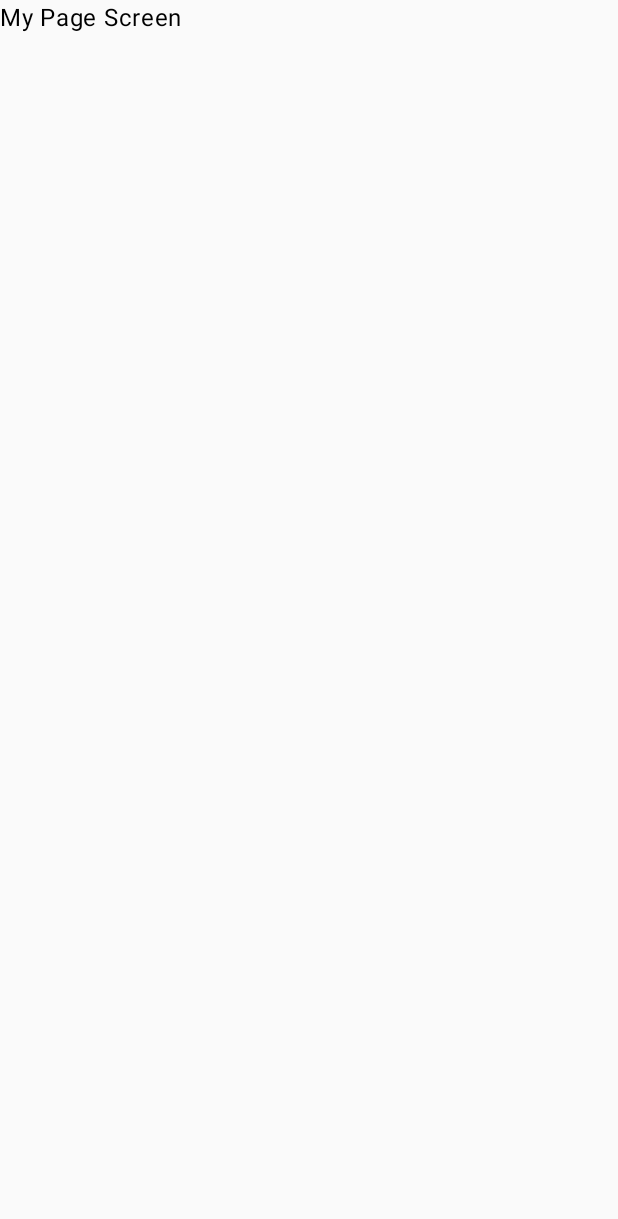
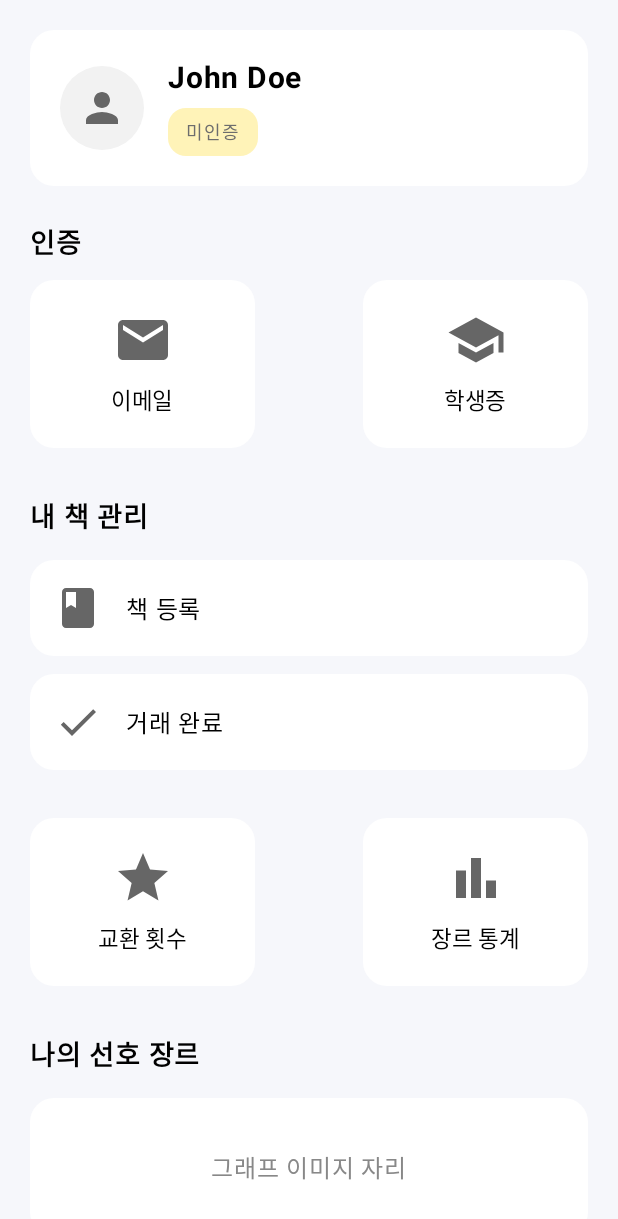
Before and after one commit to boyoung05/object-project, an Android app built with Jetpack Compose: the MyPageScreen screen opened through its navigation route, on a phone screen of 412 x 824 dp. Before the commit the part shown is almost empty. Shown: the top 1219 px of the screen. Run offline under Robolectric (Android 15) with nearby library versions, the phone set to English and light mode, and no system bars.

Commit message:
Update: MyPageScreen 오류 해결 및 search 화면 수정

```diff
--- a/app/src/main/java/com/example/project/ui/screen/mypage.kt
+++ /dev/null
@@ -1,9 +0,0 @@
-package com.example.project.ui.screen.search
-
-import androidx.compose.material3.Text
-import androidx.compose.runtime.Composable
-
-@Composable
-fun SearchScreen() {
-    Text(text = "Search Screen")
-}
--- /dev/null
+++ b/app/src/main/java/com/example/project/ui/screen/mypage/mypage.kt
@@ -0,0 +1,227 @@
+package com.example.project.ui.screen.mypage
+
+import androidx.compose.foundation.background
+import androidx.compose.foundation.layout.*
+import androidx.compose.foundation.shape.CircleShape
+import androidx.compose.foundation.shape.RoundedCornerShape
+import androidx.compose.material.icons.Icons
+import androidx.compose.material.icons.filled.*
+import androidx.compose.material3.*
+import androidx.compose.runtime.Composable
+import androidx.compose.ui.Alignment
+import androidx.compose.ui.Modifier
+import androidx.compose.ui.graphics.Color
+import androidx.compose.ui.graphics.vector.ImageVector
+import androidx.compose.ui.text.font.FontWeight
+import androidx.compose.ui.unit.dp
+import androidx.compose.ui.unit.sp
+
+// -------------------------------------------------------------
+//  🔥 마이페이지 메인 화면
+// -------------------------------------------------------------
+@Composable
+fun MyPageScreen() {
+
+    Column(
+        modifier = Modifier
+            .fillMaxSize()
+            .background(Color(0xFFF6F7FB))
+            .padding(horizontal = 20.dp)
+    ) {
+
+        Spacer(modifier = Modifier.height(20.dp))
+
+        // --------------------------- 프로필 카드 ---------------------------
+        Box(
+            modifier = Modifier
+                .fillMaxWidth()
+                .background(Color.White, RoundedCornerShape(16.dp))
+                .padding(20.dp)
+        ) {
+
+            Row(verticalAlignment = Alignment.CenterVertically) {
+
+                // 프로필 아이콘
+                Icon(
+                    imageVector = Icons.Default.Person,
+                    contentDescription = "profile",
+                    tint = Color(0xFF666666),
+                    modifier = Modifier
+                        .size(56.dp)
+                        .background(Color(0xFFF2F2F2), CircleShape)
+                        .padding(12.dp)
+                )
+
+                Spacer(modifier = Modifier.width(16.dp))
+
+                Column {
+                    Text(
+                        text = "John Doe",
+                        fontSize = 20.sp,
+                        fontWeight = FontWeight.Bold
+                    )
+
+                    Spacer(modifier = Modifier.height(8.dp))
+
+                    Box(
+                        modifier = Modifier
+                            .background(
+                                Color(0xFFFFF3B8),
+                                RoundedCornerShape(12.dp)
+                            )
+                            .padding(horizontal = 12.dp, vertical = 4.dp)
+                    ) {
+                        Text(
+                            text = "미인증",
+                            fontSize = 12.sp,
+                            color = Color(0xFF6D6D6D)
+                        )
+                    }
+                }
+            }
+        }
+
+        Spacer(modifier = Modifier.height(24.dp))
+
+        // --------------------------- 인증 ---------------------------
+        Text(text = "인증", fontWeight = FontWeight.Bold, fontSize = 18.sp)
+
+        Spacer(modifier = Modifier.height(12.dp))
+
+        Row(
+            modifier = Modifier.fillMaxWidth(),
+            horizontalArrangement = Arrangement.SpaceBetween
+        ) {
+            IconCard("이메일", Icons.Default.Email)
+            IconCard("학생증", Icons.Default.School)
+        }
+
+        Spacer(modifier = Modifier.height(32.dp))
+
+        // --------------------------- 내 책 관리 ---------------------------
+        Text(text = "내 책 관리", fontWeight = FontWeight.Bold, fontSize = 18.sp)
+
+        Spacer(modifier = Modifier.height(16.dp))
+
+        ManageItem("책 등록", Icons.Default.Book)
+        Spacer(modifier = Modifier.height(12.dp))
+        ManageItem("거래 완료", Icons.Default.Check)
+
+        Spacer(modifier = Modifier.height(32.dp))
+
+        // --------------------------- 교환 + 통계 ---------------------------
+        Row(
+            modifier = Modifier.fillMaxWidth(),
+            horizontalArrangement = Arrangement.SpaceBetween
+        ) {
+            IconCard("교환 횟수", Icons.Default.Star)
+            IconCard("장르 통계", Icons.Default.BarChart)
+        }
+
+        Spacer(modifier = Modifier.height(32.dp))
+
+        // --------------------------- 나의 선호 장르 ---------------------------
+        Text(text = "나의 선호 장르", fontWeight = FontWeight.Bold, fontSize = 18.sp)
+
+        Spacer(modifier = Modifier.height(16.dp))
+
+        Box(
+            modifier = Modifier
+                .fillMaxWidth()
+                .height(180.dp)
+                .background(Color.White, RoundedCornerShape(16.dp)),
+            contentAlignment = Alignment.Center
+        ) {
+            Text(text = "그래프 이미지 자리", color = Color.Gray)
+        }
+
+        Spacer(modifier = Modifier.height(32.dp))
+
+        // --------------------------- 알림 설정 + 로그아웃 ---------------------------
+        Row(
+            modifier = Modifier.fillMaxWidth(),
+            horizontalArrangement = Arrangement.SpaceBetween
+        ) {
+
+            OutlinedButton(
+                modifier = Modifier
+                    .weight(1f)
+                    .height(48.dp),
+                onClick = {},
+                shape = RoundedCornerShape(12.dp)
+            ) {
+                Text("알림 설정")
+            }
+
+            Spacer(modifier = Modifier.width(12.dp))
+
+            Button(
+                modifier = Modifier
+                    .weight(1f)
+                    .height(48.dp),
+                onClick = {},
+                shape = RoundedCornerShape(12.dp),
+                colors = ButtonDefaults.buttonColors(
+                    containerColor = Color(0xFFFFF7D8)
+                )
+            ) {
+                Text("로그아웃", color = Color.Black)
+            }
+        }
+
+        Spacer(modifier = Modifier.height(20.dp))
+    }
+}
+
+// -------------------------------------------------------------
+//  🔥 인증 카드 / 통계 카드 공용 UI
+// -------------------------------------------------------------
+@Composable
+fun IconCard(label: String, icon: ImageVector) {
+
+    Column(
+        modifier = Modifier
+            .width(150.dp)
+            .background(Color.White, RoundedCornerShape(16.dp))
+            .padding(vertical = 20.dp),
+        horizontalAlignment = Alignment.CenterHorizontally
+    ) {
+        Icon(
+            imageVector = icon,
+            contentDescription = label,
+            modifier = Modifier.size(40.dp),
+            tint = Color(0xFF666666)
+        )
+
+        Spacer(modifier = Modifier.height(8.dp))
+
+        Text(text = label, fontSize = 15.sp)
+    }
+}
+
+// -------------------------------------------------------------
+//  🔥 책 등록 / 거래 완료 공용 UI
+// -------------------------------------------------------------
+@Composable
+fun ManageItem(label: String, icon: ImageVector) {
+
+    Row(
+        modifier = Modifier
+            .fillMaxWidth()
+            .background(Color.White, RoundedCornerShape(16.dp))
+            .padding(16.dp),
+        verticalAlignment = Alignment.CenterVertically
+    ) {
+
+        Icon(
+            imageVector = icon,
+            contentDescription = label,
+            modifier = Modifier.size(32.dp),
+            tint = Color(0xFF666666)
+        )
+
+        Spacer(modifier = Modifier.width(16.dp))
+
+        Text(text = label, fontSize = 16.sp)
+    }
+}
--- a/app/src/main/java/com/example/project/ui/screen/search.kt
+++ b/app/src/main/java/com/example/project/ui/screen/search.kt
@@ -1,9 +1,9 @@
-package com.example.project.ui.screen.mypage
+package com.example.project.ui.screen.search
 
 import androidx.compose.material3.Text
 import androidx.compose.runtime.Composable
 
 @Composable
-fun MyPageScreen() {
-    Text(text = "My Page Screen")
+fun SearchScreen() {
+    Text(text = "Search Screen")
 }
```
